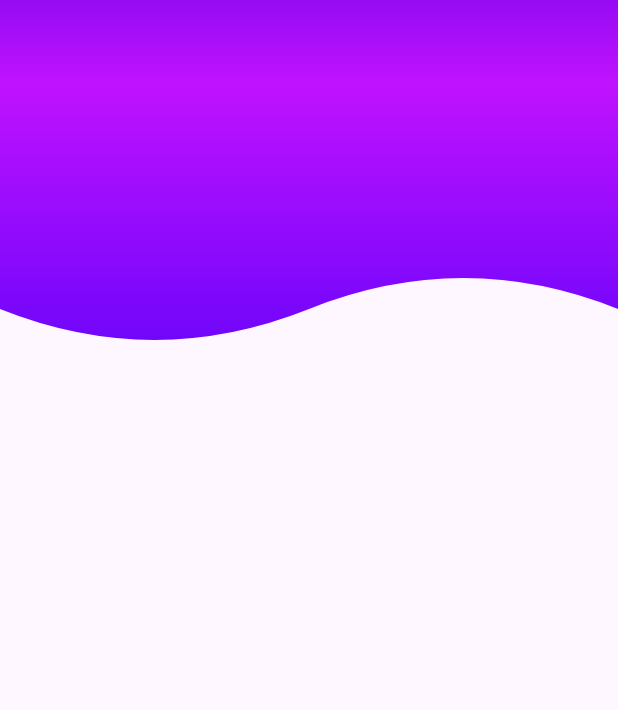
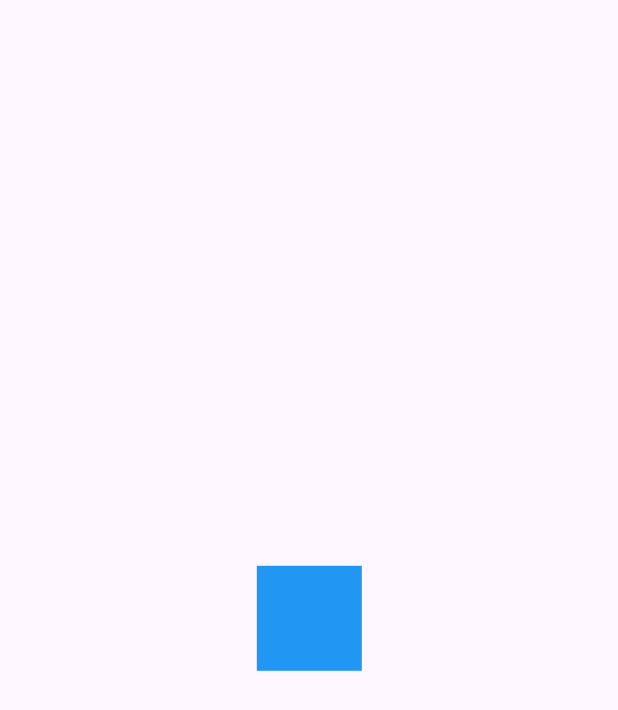
Before and after one commit to Sermio/disenos_app, a Flutter app: the screen it shows after launch, on a phone screen of 412 x 824 dp. Shown: the top 710 px of the screen. Run offline on Flutter 3.47's test engine with Material 3 defaults, Android fonts, the phone set to English and light mode, and no system bars.

Commit message:
section2

```diff
--- a/lib/main.dart
+++ b/lib/main.dart
@@ -1,4 +1,6 @@
+import 'package:disenos_app/src/pages/animaciones_page.dart';
 import 'package:disenos_app/src/pages/headers_page.dart';
+import 'package:disenos_app/src/retos/cuadrado_animado_page.dart';
 import 'package:flutter/material.dart';
 
 void main() {
@@ -13,7 +15,7 @@ class MyApp extends StatelessWidget {
   Widget build(BuildContext context) {
     return const MaterialApp(
       title: 'Diseños App',
-      home: HeadersPage(),
+      home: CuadradoAnimadoPage(),
     );
   }
 }
--- /dev/null
+++ b/lib/src/retos/cuadrado_animado_page.dart
@@ -0,0 +1,94 @@
+import 'package:flutter/material.dart';
+
+class CuadradoAnimadoPage extends StatelessWidget {
+  const CuadradoAnimadoPage({super.key});
+
+  @override
+  Widget build(BuildContext context) {
+    return Scaffold(
+      body: Center(child: _CuadradoAnimado()),
+    );
+  }
+}
+
+class _CuadradoAnimado extends StatefulWidget {
+  const _CuadradoAnimado({
+    super.key,
+  });
+
+  @override
+  State<_CuadradoAnimado> createState() => _CuadradoAnimadoState();
+}
+
+class _CuadradoAnimadoState extends State<_CuadradoAnimado>
+    with SingleTickerProviderStateMixin {
+  late AnimationController controller;
+
+  late Animation<double> moverDr;
+  late Animation<double> moverAr;
+  late Animation<double> moverIz;
+  late Animation<double> moverAb;
+
+  @override
+  void initState() {
+    controller = new AnimationController(
+        vsync: this, duration: Duration(milliseconds: 4500));
+
+    moverDr = Tween(begin: 0.10, end: 100.0).animate(CurvedAnimation(
+        parent: controller, curve: Interval(0, 0.25, curve: Curves.bounceOut)));
+
+    moverAr = Tween(begin: 0.10, end: -100.0).animate(CurvedAnimation(
+        parent: controller,
+        curve: Interval(0.25, 0.5, curve: Curves.bounceOut)));
+
+    moverIz = Tween(begin: 0.10, end: -100.0).animate(CurvedAnimation(
+        parent: controller,
+        curve: Interval(0.5, 0.75, curve: Curves.bounceOut)));
+
+    moverAb = Tween(begin: 0.10, end: 100.0).animate(CurvedAnimation(
+        parent: controller,
+        curve: Interval(0.75, 1.0, curve: Curves.bounceOut)));
+
+    controller.addListener(() {
+      if (controller.status == AnimationStatus.completed) {
+        controller.reset();
+      }
+    });
+
+    super.initState();
+  }
+
+  @override
+  void dispose() {
+    controller.dispose();
+    super.dispose();
+  }
+
+  @override
+  Widget build(BuildContext context) {
+    controller.forward();
+
+    return AnimatedBuilder(
+      animation: controller,
+      child: _Rectangulo(),
+      builder: (BuildContext context, Widget? childRectangulo) {
+        return Transform.translate(
+          offset: Offset(
+              moverDr.value + moverIz.value, moverAr.value + moverAb.value),
+          child: childRectangulo,
+        );
+      },
+    );
+  }
+}
+
+class _Rectangulo extends StatelessWidget {
+  @override
+  Widget build(BuildContext context) {
+    return Container(
+      width: 70,
+      height: 70,
+      decoration: BoxDecoration(color: Colors.blue),
+    );
+  }
+}
```
Also changed, not shown: lib/src/pages/animaciones_page.dart (added, +98 -0 lines), pubspec.lock, 1 other file.
